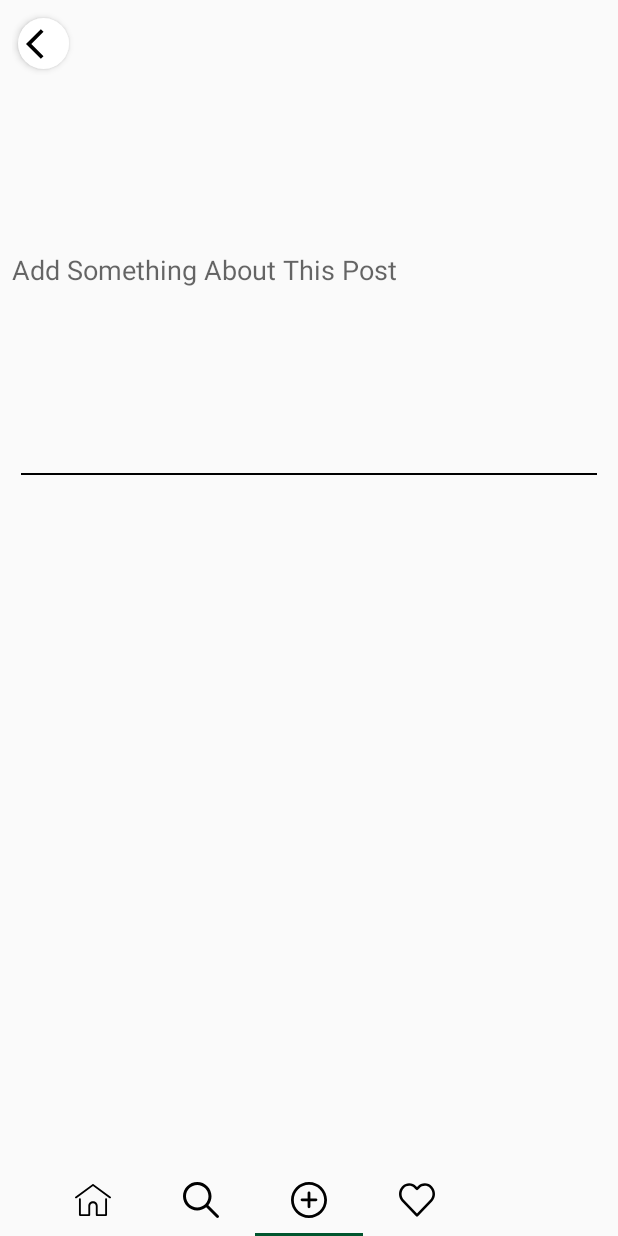
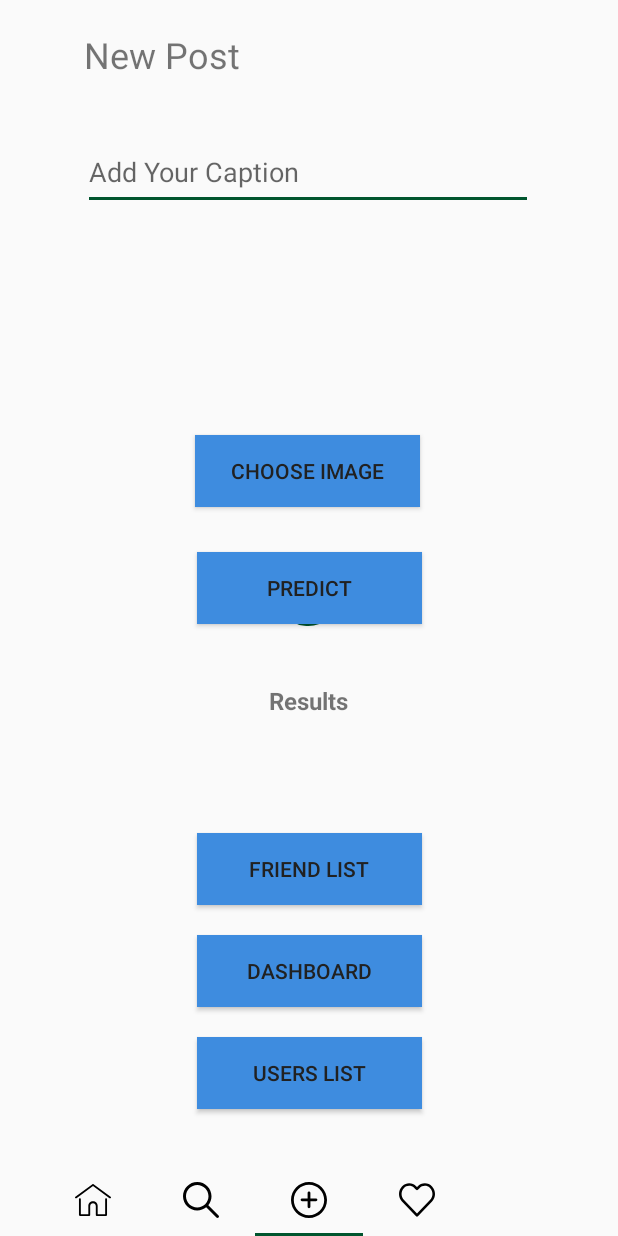
Before and after one commit to MadushankaHMA/Eco_Green-Social-Media-App, an Android app: the screen it shows after launch once a user with an empty profile is signed in (MainActivity), item 3 of the bottom bar chosen, on a phone screen of 412 x 824 dp. Run offline under Robolectric (Android 15) with nearby library versions, the phone set to English and light mode, and no system bars; our stand-ins replace CircleImageView, Firebase (no records; nobody signed in at launch, a user with empty details on screens opened directly); libraries missing offline, so code that uses them is left out: com.karumi.dexter, com.theartofdev.edmodo; pictures from the network do not load; 1 statement that could not run was skipped.

Commit message:
Integration of individual component.

```diff
--- a/app/src/main/java/com/social/ecogreen/fragments/Add.java
+++ b/app/src/main/java/com/social/ecogreen/fragments/Add.java
@@ -71,7 +71,7 @@ public class Add extends Fragment {
     public View onCreateView(LayoutInflater inflater, ViewGroup container,
                              Bundle savedInstanceState) {
         // Inflate the layout for this fragment
-        return inflater.inflate(R.layout.fragment_add, container, false);
+        return inflater.inflate(R.layout.activity_add_post, container, false);
     }
 
     @Override
--- a/app/src/main/java/com/social/ecogreen/model/Users.java
+++ b/app/src/main/java/com/social/ecogreen/model/Users.java
@@ -54,4 +54,5 @@ public class Users {
     public void setStatus(String status) {
         this.status = status;
     }
+
 }
--- /dev/null
+++ b/app/src/main/res/layout/activity_add_post.xml
@@ -0,0 +1,143 @@
+<?xml version="1.0" encoding="utf-8"?>
+<ScrollView xmlns:android="http://schemas.android.com/apk/res/android"
+    xmlns:app="http://schemas.android.com/apk/res-auto"
+    xmlns:tools="http://schemas.android.com/tools"
+    android:layout_width="match_parent"
+    android:layout_height="match_parent"
+    android:fillViewport="true">
+
+    <androidx.constraintlayout.widget.ConstraintLayout
+        android:layout_width="match_parent"
+        android:layout_height="wrap_content"
+        tools:context=".MainActivity">
+
+        <EditText
+            android:id="@+id/captionTxt"
+            android:layout_width="300dp"
+            android:layout_height="50dp"
+            android:layout_marginTop="20dp"
+            android:ems="10"
+            android:hint="Add Your Caption"
+            app:layout_constraintEnd_toEndOf="parent"
+            app:layout_constraintHorizontal_bias="0.495"
+            app:layout_constraintStart_toStartOf="parent"
+            app:layout_constraintTop_toBottomOf="@+id/textView" />
+
+        <Button
+            android:id="@+id/friendListBtn"
+            android:layout_width="150dp"
+            android:layout_height="48dp"
+            android:layout_marginTop="30dp"
+            android:background="#3E8CDF"
+            android:text="Friend List"
+            android:textColor="#212121"
+            app:layout_constraintEnd_toEndOf="parent"
+            app:layout_constraintStart_toStartOf="parent"
+            app:layout_constraintTop_toBottomOf="@+id/resultsTxt" />
+
+        <ImageView
+            android:id="@+id/image_view"
+            android:layout_width="120dp"
+            android:layout_height="120dp"
+            android:layout_marginTop="20dp"
+            app:layout_constraintEnd_toEndOf="parent"
+            app:layout_constraintHorizontal_bias="0.498"
+            app:layout_constraintStart_toStartOf="parent"
+            app:layout_constraintTop_toBottomOf="@+id/captionTxt"
+            />
+
+<!--
+            app:srcCompat="@drawable/image_picker
+-->
+
+        <Button
+            android:id="@+id/image_picker_btn"
+            android:layout_width="150dp"
+            android:layout_height="48dp"
+            android:layout_marginTop="10dp"
+            android:background="#3E8CDF"
+            android:text="Choose Image"
+            android:textColor="#212121"
+            app:layout_constraintEnd_toEndOf="parent"
+            app:layout_constraintHorizontal_bias="0.497"
+            app:layout_constraintStart_toStartOf="parent"
+            app:layout_constraintTop_toBottomOf="@+id/image_view" />
+
+        <Button
+            android:id="@+id/predictBtn"
+            android:layout_width="150dp"
+            android:layout_height="48dp"
+            android:layout_marginTop="30dp"
+            android:background="#3E8CDF"
+            android:text="Predict"
+            android:textColor="#212121"
+            app:layout_constraintEnd_toEndOf="parent"
+            app:layout_constraintStart_toStartOf="parent"
+            app:layout_constraintTop_toBottomOf="@+id/image_picker_btn" />
+
+        <TextView
+            android:id="@+id/resultsTxt"
+            android:layout_width="278dp"
+            android:layout_height="69dp"
+            android:layout_marginTop="40dp"
+            android:text="Results"
+            android:textAlignment="center"
+            android:textSize="16sp"
+            android:textStyle="bold"
+            app:layout_constraintEnd_toEndOf="parent"
+            app:layout_constraintHorizontal_bias="0.496"
+            app:layout_constraintStart_toStartOf="parent"
+            app:layout_constraintTop_toBottomOf="@+id/predictBtn" />
+
+        <Button
+            android:id="@+id/usersListBtn"
+            android:layout_width="150dp"
+            android:layout_height="48dp"
+            android:layout_marginTop="20dp"
+            android:background="#3E8CDF"
+            android:text="Users List"
+            android:textColor="#212121"
+            app:layout_constraintEnd_toEndOf="parent"
+            app:layout_constraintStart_toStartOf="parent"
+            app:layout_constraintTop_toBottomOf="@+id/dashboardBtn" />
+
+        <Button
+            android:id="@+id/dashboardBtn"
+            android:layout_width="150dp"
+            android:layout_height="48dp"
+            android:layout_marginTop="20dp"
+            android:background="#3E8CDF"
+            android:text="Dashboard"
+            android:textColor="#212121"
+            app:layout_constraintEnd_toEndOf="parent"
+            app:layout_constraintStart_toStartOf="parent"
+            app:layout_constraintTop_toBottomOf="@+id/friendListBtn" />
+
+        <TextView
+            android:id="@+id/textView"
+            android:layout_width="300dp"
+            android:layout_height="50dp"
+            android:layout_marginTop="20dp"
+            android:text="New Post"
+            android:textSize="24sp"
+            app:layout_constraintEnd_toEndOf="parent"
+            app:layout_constraintHorizontal_bias="0.498"
+            app:layout_constraintStart_toStartOf="parent"
+            app:layout_constraintTop_toTopOf="parent" />
+
+        <ProgressBar
+            android:id="@+id/progressBar"
+            style="?android:attr/progressBarStyle"
+            android:layout_width="wrap_content"
+            android:layout_height="wrap_content"
+            android:layout_marginTop="35dp"
+            android:indeterminate="true"
+            android:mirrorForRtl="false"
+            android:nestedScrollingEnabled="false"
+            app:layout_constraintEnd_toEndOf="parent"
+            app:layout_constraintHorizontal_bias="0.498"
+            app:layout_constraintStart_toStartOf="parent"
+            app:layout_constraintTop_toBottomOf="@+id/image_picker_btn" />
+
+    </androidx.constraintlayout.widget.ConstraintLayout>
+</ScrollView>
--- a/app/src/main/res/layout/fragment_add.xml
+++ /dev/null
@@ -1,89 +0,0 @@
-<?xml version="1.0" encoding="utf-8"?>
-<RelativeLayout xmlns:android="http://schemas.android.com/apk/res/android"
-    xmlns:tools="http://schemas.android.com/tools"
-    android:layout_width="match_parent"
-    android:layout_height="match_parent"
-    android:padding="8dp"
-    tools:context="com.social.ecogreen.fragments.Add"
-    tools:ignore="UnusedAttribute"
-    tools:targetApi="m">
-
-    <RelativeLayout
-        android:id="@+id/layout"
-        android:layout_width="match_parent"
-        android:layout_height="wrap_content"
-        android:gravity="center_vertical">
-
-        <ImageButton
-            android:id="@+id/backBtn"
-            android:layout_width="34dp"
-            android:layout_height="34dp"
-            android:layout_margin="4dp"
-            android:background="@drawable/ic_circle"
-            android:elevation="3dp"
-            android:foreground="?attr/selectableItemBackground"
-            android:padding="4dp"
-            android:src="@drawable/ic_back" />
-
-        <ImageButton
-            android:id="@+id/nextBtn"
-            android:layout_width="34dp"
-            android:layout_height="34dp"
-            android:layout_alignParentEnd="true"
-            android:layout_alignParentRight="true"
-            android:layout_margin="4dp"
-            android:background="@drawable/ic_circle"
-            android:elevation="3dp"
-            android:foreground="?attr/selectableItemBackground"
-            android:padding="4dp"
-            android:src="@drawable/ic_next"
-            android:visibility="gone" />
-
-    </RelativeLayout>
-
-    <ScrollView
-        android:layout_width="match_parent"
-        android:layout_height="match_parent"
-        android:layout_below="@id/layout">
-
-        <RelativeLayout
-            android:layout_width="match_parent"
-            android:layout_height="wrap_content">
-
-            <EditText
-                android:id="@+id/descriptionET"
-                android:layout_width="match_parent"
-                android:layout_height="wrap_content"
-                android:background="@android:color/transparent"
-                android:hint="Add Something About This Post"
-                android:minLines="12" />
-
-            <View
-                android:id="@+id/view"
-                android:layout_width="match_parent"
-                android:layout_height="1dp"
-                android:layout_below="@id/descriptionET"
-                android:layout_margin="6dp"
-                android:background="#000" />
-
-            <ImageView
-                android:id="@+id/imageView"
-                android:layout_width="match_parent"
-                android:layout_height="250dp"
-                android:layout_below="@id/view"
-                android:background="@color/colorAccent"
-                android:contentDescription="@null"
-                android:scaleType="centerCrop"
-                android:visibility="gone" />
-
-            <androidx.recyclerview.widget.RecyclerView
-                android:id="@+id/recyclerView"
-                android:layout_width="match_parent"
-                android:layout_height="wrap_content"
-                android:layout_below="@id/imageView" />
-
-        </RelativeLayout>
-
-    </ScrollView>
-
-</RelativeLayout>
--- a/app/src/main/res/layout/fragment_notification.xml
+++ b/app/src/main/res/layout/fragment_notification.xml
@@ -32,7 +32,8 @@
              android:layout_weight="1"
              android:layout_marginStart="5dp"
              android:layout_marginEnd="5dp"
-             android:text="Friend Recommendations" />
+             android:text="Friend Recommendations"
+             style="?android:attr/buttonBarButtonStyle" />
 
          <Button
              android:id="@+id/postRecommendationsButton"
@@ -41,7 +42,8 @@
              android:layout_weight="1"
              android:layout_marginStart="5dp"
              android:layout_marginEnd="5dp"
-             android:text="Post Recommendations" />
+             android:text="Post Recommendations"
+             style="?android:attr/buttonBarButtonStyle" />
    </LinearLayout>
 
    <androidx.recyclerview.widget.RecyclerView
--- a/app/src/main/res/values/strings.xml
+++ b/app/src/main/res/values/strings.xml
@@ -7,5 +7,9 @@
     <string name="posts">Posts</string>
     <string name="add_description">Add description</string>
     <string name="eco_green">Eco Green</string>
+    <string name="textview">TextView</string>
+    <string name="todo">TODO</string>
+    <string name="textview01">TextView</string>
+    <string name="todo01">TODO</string>
 
 </resources>
```
Also changed, not shown: app/build.gradle (+80 -13 lines).
